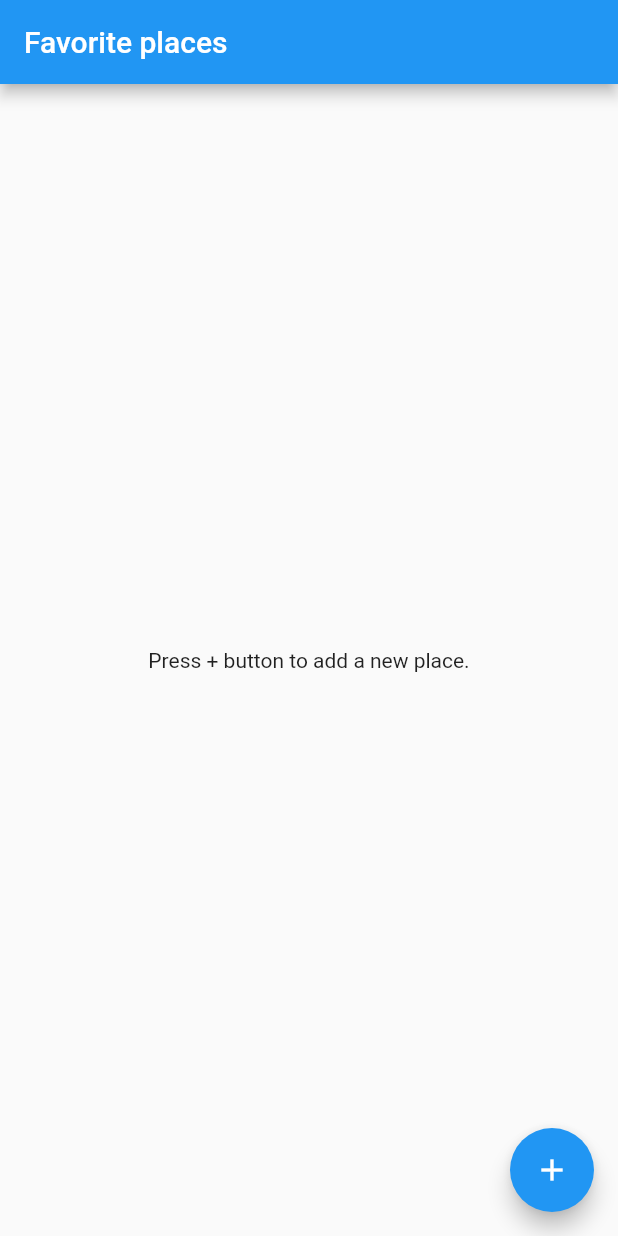
After one commit to OlegShatravka/FavoritePlaces, a Flutter app: the screen it shows after launch, on a phone screen of 412 x 824 dp. The commit adds this screen. Run offline on Flutter 3.47's test engine with Material 2 defaults, Android fonts, the phone set to English and light mode, and no system bars; our stand-ins replace image_picker.

Commit message:
master: refactor

```diff
--- a/lib/main.dart
+++ b/lib/main.dart
@@ -7,7 +7,7 @@ class MyApp extends StatelessWidget {
   @override
   Widget build(BuildContext context) {
     return MaterialApp(
-      title: 'Flutter Demo',
+      title: 'Favorite places',
       theme: ThemeData(
         primarySwatch: Colors.blue,
       ),
--- /dev/null
+++ b/lib/widgets/favorite_places_list.dart
@@ -0,0 +1,24 @@
+import 'package:favorite_places/models/favorite_place.dart';
+import 'package:favorite_places/widgets/place_tile.dart';
+import 'package:flutter/material.dart';
+
+class FavoritePlacesList extends StatelessWidget {
+  const FavoritePlacesList({this.places});
+  final List<FavoritePlace> places;
+
+  @override
+  Widget build(BuildContext context) {
+    return Container(
+      child: places.isEmpty
+          ? Center(
+              child: const Text('Press + button to add a new place.'),
+            )
+          : ListView.builder(
+              itemCount: places.length,
+              itemBuilder: (context, index) {
+                return PlaceTile(place: places[index]);
+              },
+            ),
+    );
+  }
+}
```
Also changed, not shown: lib/pages/create_place_page.dart (+12 -44 lines), lib/pages/favorite_places_page.dart (+5 -16 lines), lib/widgets/input_field.dart (added, +23 -0 lines).
